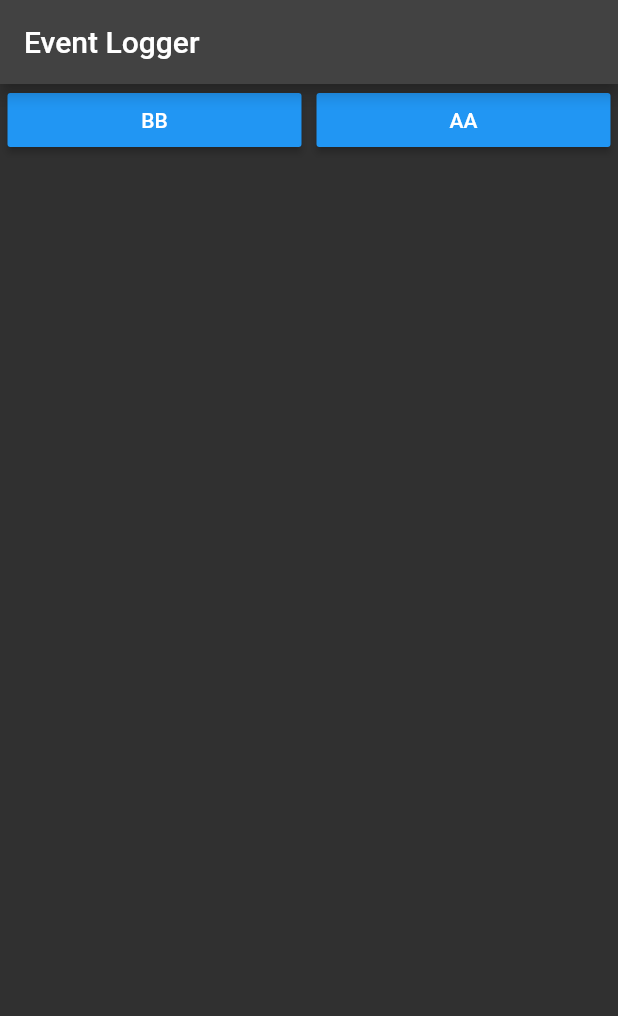
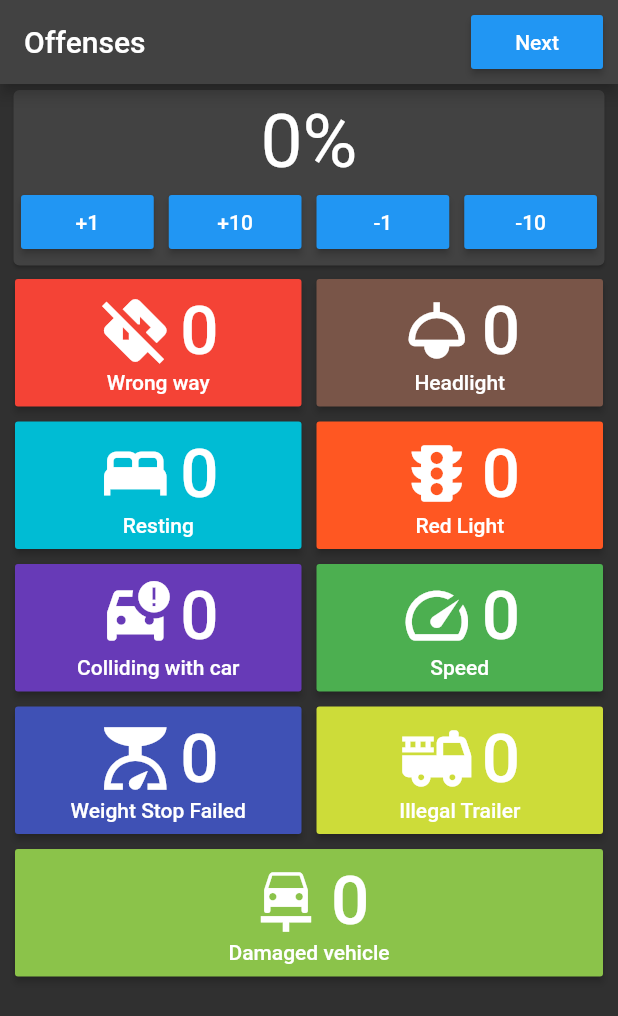
Before and after one commit to PushupDriver/logger_app, a Flutter app: the screen it shows after launch, on a phone screen of 412 x 824 dp. Shown: the top 1016 px of the screen. Run offline on Flutter 3.47's test engine with Material 2 defaults, Android fonts, the phone set to English and light mode, and no system bars; our stand-ins replace get_it.

Commit message:
add offense logger buttons and logger class for cross screen reference

```diff
--- /dev/null
+++ b/lib/components/offense_button.dart
@@ -0,0 +1,50 @@
+import 'package:flutter/material.dart';
+
+class OffenseButton extends StatelessWidget {
+  final int count;
+  final IconData icon;
+  final String text;
+  final void Function() onPressed;
+  final Color color;
+
+  const OffenseButton(
+      {super.key,
+      required this.count,
+      required this.icon,
+      required this.text,
+      required this.onPressed,
+      this.color = Colors.blue});
+
+  @override
+  Widget build(BuildContext context) {
+    return MaterialButton(
+      color: color,
+      onPressed: onPressed,
+      child: Container(
+        padding: const EdgeInsets.all(8),
+        child: Column(
+          mainAxisAlignment: MainAxisAlignment.center,
+          children: [
+            Row(
+              mainAxisAlignment: MainAxisAlignment.center,
+              children: [
+                Icon(
+                  icon,
+                  size: 50,
+                ),
+                const SizedBox(
+                  width: 5,
+                ),
+                Text(
+                  count.toString(),
+                  style: const TextStyle(fontSize: 45),
+                ),
+              ],
+            ),
+            Text(text)
+          ],
+        ),
+      ),
+    );
+  }
+}
--- a/lib/event_logger.dart
+++ /dev/null
@@ -1,45 +0,0 @@
-import 'package:flutter/material.dart';
-
-class EventLogger extends StatefulWidget {
-  const EventLogger({super.key});
-
-  @override
-  State<EventLogger> createState() => _EventLoggerState();
-}
-
-class _EventLoggerState extends State<EventLogger> {
-  @override
-  Widget build(BuildContext context) {
-    return Scaffold(
-      appBar: AppBar(title: const Text("Event Logger")),
-      body: ListView(
-        padding: const EdgeInsets.only(left: 5, right: 5),
-        children: [
-          Row(
-            children: [
-              Expanded(
-                flex: 1,
-                child: MaterialButton(
-                  color: Colors.blue,
-                  child: const Text("BB"),
-                  onPressed: () {},
-                ),
-              ),
-              const SizedBox(
-                width: 10,
-              ),
-              Expanded(
-                flex: 1,
-                child: MaterialButton(
-                  color: Colors.blue,
-                  child: const Text("AA"),
-                  onPressed: () {},
-                ),
-              )
-            ],
-          ),
-        ],
-      ),
-    );
-  }
-}
--- a/lib/main.dart
+++ b/lib/main.dart
@@ -1,4 +1,4 @@
-import 'package:exercise_counter/event_logger.dart';
+import 'package:exercise_counter/screens/offense_logger.dart';
 import 'package:flutter/material.dart';
 
 void main() {
@@ -21,7 +21,7 @@ class MyApp extends StatelessWidget {
       debugShowCheckedModeBanner: false,
       title: 'Flutter Demo',
       theme: ThemeData.dark(),
-      home: const EventLogger(),
+      home: const OffenseLogger(),
     );
   }
 }
--- /dev/null
+++ b/lib/screens/offense_logger.dart
@@ -0,0 +1,289 @@
+import 'package:exercise_counter/components/offense_button.dart';
+import 'package:exercise_counter/screens/offense_sum.dart';
+import 'package:exercise_counter/singletons/offense_counter.dart';
+import 'package:flutter/material.dart';
+import 'package:get_it/get_it.dart';
+
+class OffenseLogger extends StatefulWidget {
+  const OffenseLogger({super.key});
+
+  @override
+  State<OffenseLogger> createState() => _OffenseLoggerState();
+}
+
+class _OffenseLoggerState extends State<OffenseLogger> {
+  late OffenseCounter offenseCounter;
+
+  @override
+  void initState() {
+    super.initState();
+    final getit = GetIt.instance;
+    getit.registerSingleton(OffenseCounter());
+    offenseCounter = getit.get<OffenseCounter>();
+  }
+
+  @override
+  Widget build(BuildContext context) {
+    return Scaffold(
+      appBar: AppBar(
+        title: const Text("Offenses"),
+        actions: [
+          Container(
+            padding: const EdgeInsets.all(10),
+            child: MaterialButton(
+              color: Colors.blue,
+              onPressed: () {
+                Navigator.of(context).push(MaterialPageRoute(
+                    builder: (context) => const OffenseSum()));
+              },
+              child: const Text("Next"),
+            ),
+          )
+        ],
+      ),
+      body: ListView(
+        padding: const EdgeInsets.only(left: 5, right: 5),
+        children: [
+          Card(
+            child: Padding(
+              padding: const EdgeInsets.all(5),
+              child: Column(
+                children: [
+                  Text(
+                    "${offenseCounter.carDamage}%",
+                    style: const TextStyle(fontSize: 50),
+                  ),
+                  Row(
+                    children: [
+                      Expanded(
+                        flex: 1,
+                        child: MaterialButton(
+                          color: Colors.blue,
+                          child: const Text("+1"),
+                          onPressed: () {
+                            setState(() {
+                              offenseCounter.carDamage += 1;
+                            });
+                          },
+                        ),
+                      ),
+                      const SizedBox(
+                        width: 10,
+                      ),
+                      Expanded(
+                        flex: 1,
+                        child: MaterialButton(
+                          color: Colors.blue,
+                          child: const Text("+10"),
+                          onPressed: () {
+                            setState(() {
+                              offenseCounter.carDamage += 10;
+                            });
+                          },
+                        ),
+                      ),
+                      const SizedBox(
+                        width: 10,
+                      ),
+                      Expanded(
+                        flex: 1,
+                        child: MaterialButton(
+                          color: Colors.blue,
+                          child: const Text("-1"),
+                          onPressed: () {
+                            setState(() {
+                              offenseCounter.carDamage -= 1;
+                            });
+                          },
+                        ),
+                      ),
+                      const SizedBox(
+                        width: 10,
+                      ),
+                      Expanded(
+                        flex: 1,
+                        child: MaterialButton(
+                          color: Colors.blue,
+                          child: const Text("-10"),
+                          onPressed: () {
+                            setState(() {
+                              offenseCounter.carDamage -= 10;
+                            });
+                          },
+                        ),
+                      )
+                    ],
+                  ),
+                ],
+              ),
+            ),
+          ),
+          Padding(
+            padding: const EdgeInsets.all(5),
+            child: Row(
+              children: [
+                Expanded(
+                  child: OffenseButton(
+                    count: offenseCounter.wrongWayOffenseCount,
+                    onPressed: () {
+                      setState(() {
+                        offenseCounter.wrongWayOffenseCount += 1;
+                      });
+                    },
+                    text: "Wrong way",
+                    icon: Icons.directions_off,
+                    color: Colors.red,
+                  ),
+                ),
+                const SizedBox(
+                  width: 10,
+                ),
+                Expanded(
+                  child: OffenseButton(
+                    count: offenseCounter.headlightUsageOffenseCount,
+                    onPressed: () {
+                      setState(() {
+                        offenseCounter.headlightUsageOffenseCount += 1;
+                      });
+                    },
+                    text: "Headlight",
+                    icon: Icons.light,
+                    color: Colors.brown,
+                  ),
+                ),
+              ],
+            ),
+          ),
+          Padding(
+            padding: const EdgeInsets.all(5),
+            child: Row(
+              children: [
+                Expanded(
+                  child: OffenseButton(
+                    count: offenseCounter.notRestingOffenseCount,
+                    onPressed: () {
+                      setState(() {
+                        offenseCounter.notRestingOffenseCount += 1;
+                      });
+                    },
+                    text: "Resting",
+                    icon: Icons.bed,
+                    color: Colors.cyan,
+                  ),
+                ),
+                const SizedBox(
+                  width: 10,
+                ),
+                Expanded(
+                  child: OffenseButton(
+                    count: offenseCounter.redLightOffenseCount,
+                    onPressed: () {
+                      setState(() {
+                        offenseCounter.redLightOffenseCount += 1;
+                      });
+                    },
+                    text: "Red Light",
+                    icon: Icons.traffic,
+                    color: Colors.deepOrange,
+                  ),
+                ),
+              ],
+            ),
+          ),
+          Padding(
+            padding: const EdgeInsets.all(5),
+            child: Row(
+              children: [
+                Expanded(
+                  child: OffenseButton(
+                    count: offenseCounter.collidingWithCarCount,
+                    onPressed: () {
+                      setState(() {
+                        offenseCounter.collidingWithCarCount += 1;
+                      });
+                    },
+                    text: "Colliding with car",
+                    icon: Icons.car_crash,
+                    color: Colors.deepPurple,
+                  ),
+                ),
+                const SizedBox(
+                  width: 10,
+                ),
+                Expanded(
+                  child: OffenseButton(
+                    count: offenseCounter.speedingCount,
+                    onPressed: () {
+                      setState(() {
+                        offenseCounter.speedingCount += 1;
+                      });
+                    },
+                    text: "Speed",
+                    icon: Icons.speed,
+                    color: Colors.green,
+                  ),
+                ),
+              ],
+            ),
+          ),
+          Padding(
+            padding: const EdgeInsets.all(5),
+            child: Row(
+              children: [
+                Expanded(
+                  child: OffenseButton(
+                    count: offenseCounter.failedToStopAtWeightStationCount,
+                    onPressed: () {
+                      setState(() {
+                        offenseCounter.failedToStopAtWeightStationCount += 1;
+                      });
+                    },
+                    text: "Weight Stop Failed",
+                    icon: Icons.scale,
+                    color: Colors.indigo,
+                  ),
+                ),
+                const SizedBox(
+                  width: 10,
+                ),
+                Expanded(
+                  child: OffenseButton(
+                    count: offenseCounter.illegalTrailerCount,
+                    onPressed: () {
+                      setState(() {
+                        offenseCounter.illegalTrailerCount += 1;
+                      });
+                    },
+                    text: "Illegal Trailer",
+                    icon: Icons.fire_truck,
+                    color: Colors.lime,
+                  ),
+                ),
+              ],
+            ),
+          ),
+          Padding(
+            padding: const EdgeInsets.all(5),
+            child: Row(
+              children: [
+                Expanded(
+                  child: OffenseButton(
+                    count: offenseCounter.damagedVehicleCount,
+                    onPressed: () {
+                      setState(() {
+                        offenseCounter.damagedVehicleCount += 1;
+                      });
+                    },
+                    text: "Damaged vehicle",
+                    icon: Icons.car_repair,
+                    color: Colors.lightGreen,
+                  ),
+                ),
+              ],
+            ),
+          )
+        ],
+      ),
+    );
+  }
+}
--- /dev/null
+++ b/lib/singletons/offense_counter.dart
@@ -0,0 +1,23 @@
+class OffenseCounter {
+  int wrongWayOffenseCount = 0;
+  int headlightUsageOffenseCount = 0;
+  int notRestingOffenseCount = 0;
+  int redLightOffenseCount = 0;
+  int collidingWithCarCount = 0;
+  int speedingCount = 0;
+  int failedToStopAtWeightStationCount = 0;
+  int illegalTrailerCount = 0;
+  int damagedVehicleCount = 0;
+
+  int _carDamage = 0;
+
+  int get carDamage => _carDamage;
+  set carDamage(int value) {
+    _carDamage = value;
+    if (_carDamage > 100) {
+      _carDamage = 100;
+    } else if (_carDamage < 0) {
+      _carDamage = 0;
+    }
+  }
+}
--- a/pubspec.yaml
+++ b/pubspec.yaml
@@ -36,6 +36,7 @@ dependencies:
   # The following adds the Cupertino Icons font to your application.
   # Use with the CupertinoIcons class for iOS style icons.
   cupertino_icons: ^1.0.2
+  get_it: ^7.6.0
 
 dev_dependencies:
   flutter_test:
```
Also changed, not shown: lib/app.dart (deleted, +0 -33 lines), lib/screens/offense_sum.dart (added, +106 -0 lines), pubspec.lock.
